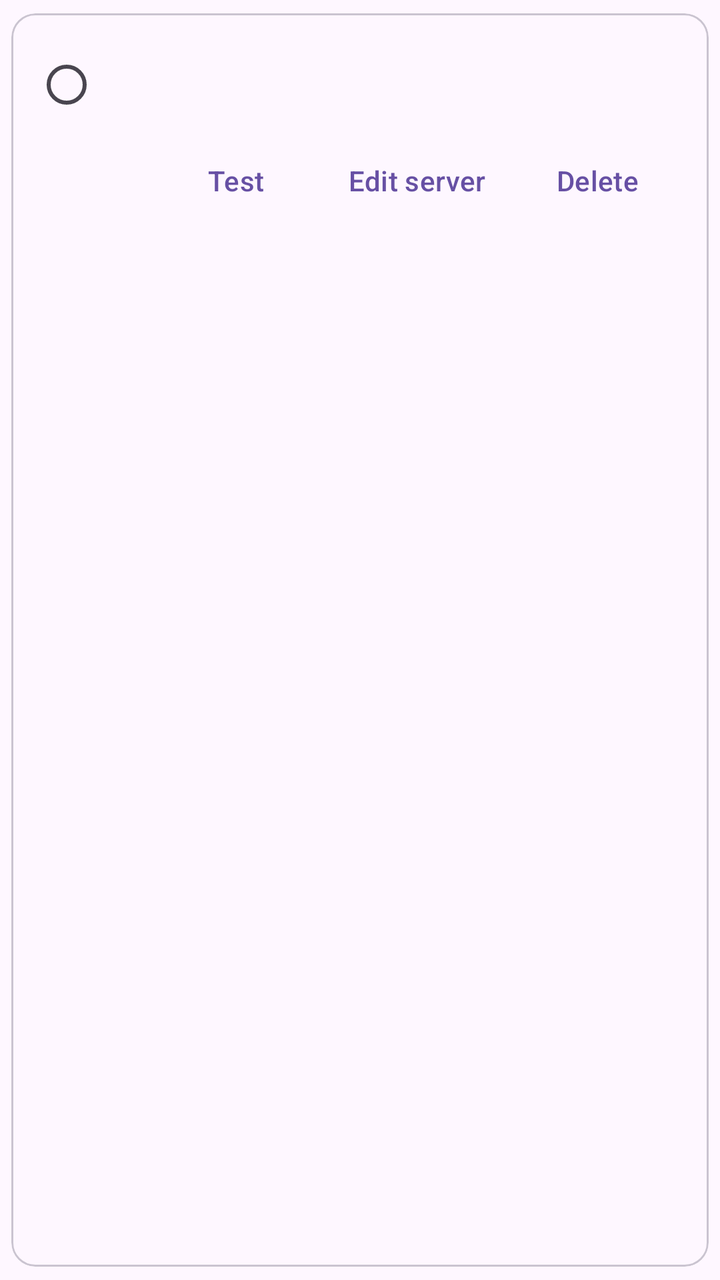
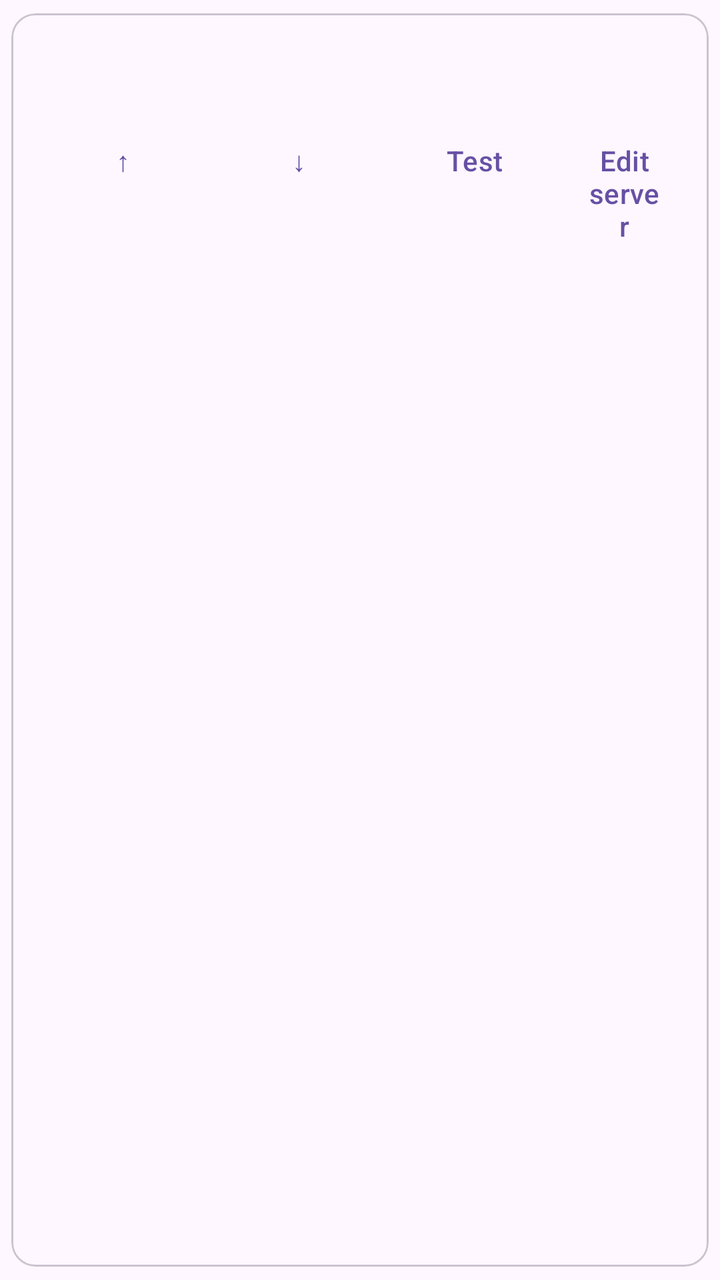

An Android layout rendered at two revisions. The XML below is the earlier revision; the diff shows what the commit changed to produce the second picture.
<!-- AndroidManifest.xml: application theme Theme.TMSCompanion -->
<!-- res/layout/item_server.xml -->
<?xml version="1.0" encoding="utf-8"?>
<com.google.android.material.card.MaterialCardView xmlns:android="http://schemas.android.com/apk/res/android"
    xmlns:app="http://schemas.android.com/apk/res-auto"
    android:layout_width="match_parent"
    android:layout_height="wrap_content"
    android:layout_margin="4dp"
    app:cardUseCompatPadding="true">

    <LinearLayout
        android:layout_width="match_parent"
        android:layout_height="wrap_content"
        android:orientation="vertical"
        android:padding="12dp">

        <LinearLayout
            android:layout_width="match_parent"
            android:layout_height="wrap_content"
            android:gravity="center_vertical"
            android:orientation="horizontal">

            <RadioButton
                android:id="@+id/activeRadio"
                android:layout_width="wrap_content"
                android:layout_height="wrap_content"
                android:contentDescription="@string/active" />

            <LinearLayout
                android:layout_width="0dp"
                android:layout_height="wrap_content"
                android:layout_weight="1"
                android:orientation="vertical">

                <TextView
                    android:id="@+id/nameText"
                    android:layout_width="wrap_content"
                    android:layout_height="wrap_content"
                    android:textAppearance="?attr/textAppearanceTitleMedium"
                    android:textStyle="bold" />

                <TextView
                    android:id="@+id/urlText"
                    android:layout_width="wrap_content"
                    android:layout_height="wrap_content"
                    android:textAppearance="?attr/textAppearanceBodySmall" />
            </LinearLayout>
        </LinearLayout>

        <LinearLayout
            android:layout_width="match_parent"
            android:layout_height="wrap_content"
            android:gravity="end"
            android:orientation="horizontal">

            <com.google.android.material.button.MaterialButton
                android:id="@+id/testButton"
                style="@style/Widget.Material3.Button.TextButton"
                android:layout_width="wrap_content"
                android:layout_height="wrap_content"
                android:text="@string/test" />

            <com.google.android.material.button.MaterialButton
                android:id="@+id/editButton"
                style="@style/Widget.Material3.Button.TextButton"
                android:layout_width="wrap_content"
                android:layout_height="wrap_content"
                android:text="@string/edit_server" />

            <com.google.android.material.button.MaterialButton
                android:id="@+id/deleteButton"
                style="@style/Widget.Material3.Button.TextButton"
                android:layout_width="wrap_content"
                android:layout_height="wrap_content"
                android:text="@string/delete" />
        </LinearLayout>
    </LinearLayout>
</com.google.android.material.card.MaterialCardView>
<!-- resources referenced by this layout -->
<resources>
  <string name="active">Active</string>
  <string name="delete">Delete</string>
  <string name="edit_server">Edit server</string>
  <string name="test">Test</string>
  <style name="Theme.TMSCompanion" parent="Theme.Material3.DayNight.NoActionBar">
          <item name="colorPrimary">@color/purple_500</item>
          <item name="colorPrimaryDark">@color/purple_700</item>
          <item name="colorAccent">@color/teal_200</item>
      </style>
  <color name="purple_500">#6750A4</color>
  <color name="purple_700">#4F378B</color>
  <color name="teal_200">#03DAC5</color>
</resources>

<!-- the commit's change to res/layout/item_server.xml (unified diff, before → after) -->
@@ -18,11 +18,13 @@
             android:gravity="center_vertical"
             android:orientation="horizontal">
 
-            <RadioButton
-                android:id="@+id/activeRadio"
-                android:layout_width="wrap_content"
-                android:layout_height="wrap_content"
-                android:contentDescription="@string/active" />
+            <TextView
+                android:id="@+id/priorityText"
+                android:layout_width="32dp"
+                android:layout_height="32dp"
+                android:gravity="center"
+                android:textAppearance="?attr/textAppearanceTitleMedium"
+                android:textStyle="bold" />
 
             <LinearLayout
                 android:layout_width="0dp"
@@ -52,6 +54,22 @@
             android:orientation="horizontal">
 
             <com.google.android.material.button.MaterialButton
+                android:id="@+id/moveUpButton"
+                style="@style/Widget.Material3.Button.TextButton"
+                android:layout_width="wrap_content"
+                android:layout_height="wrap_content"
+                android:contentDescription="@string/move_server_up"
+                android:text="@string/move_up" />
+
+            <com.google.android.material.button.MaterialButton
+                android:id="@+id/moveDownButton"
+                style="@style/Widget.Material3.Button.TextButton"
+                android:layout_width="wrap_content"
+                android:layout_height="wrap_content"
+                android:contentDescription="@string/move_server_down"
+                android:text="@string/move_down" />
+
+            <com.google.android.material.button.MaterialButton
                 android:id="@+id/testButton"
                 style="@style/Widget.Material3.Button.TextButton"
                 android:layout_width="wrap_content"
<!-- resource entries referenced after the edit -->
@@ -1,8 +1,11 @@
 <!-- resources referenced by this layout -->
 <resources>
-  <string name="active">Active</string>
   <string name="delete">Delete</string>
   <string name="edit_server">Edit server</string>
+  <string name="move_down">↓</string>
+  <string name="move_server_down">Move server down</string>
+  <string name="move_server_up">Move server up</string>
+  <string name="move_up">↑</string>
   <string name="test">Test</string>
   <style name="Theme.TMSCompanion" parent="Theme.Material3.DayNight.NoActionBar">
           <item name="colorPrimary">@color/purple_500</item>
